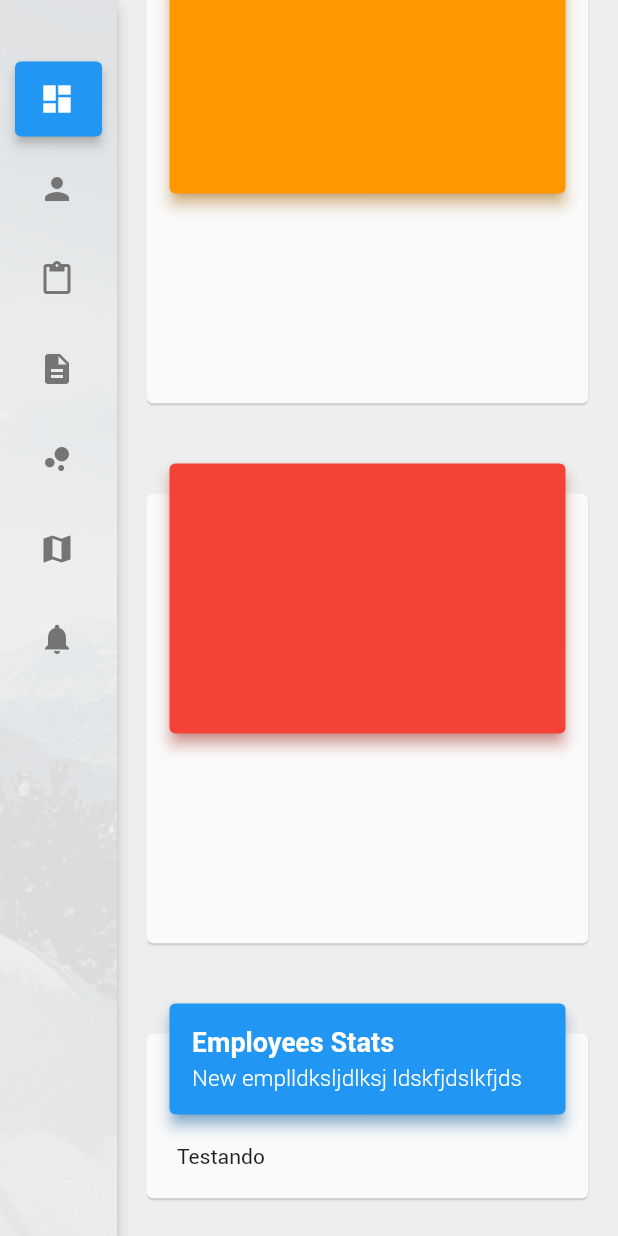
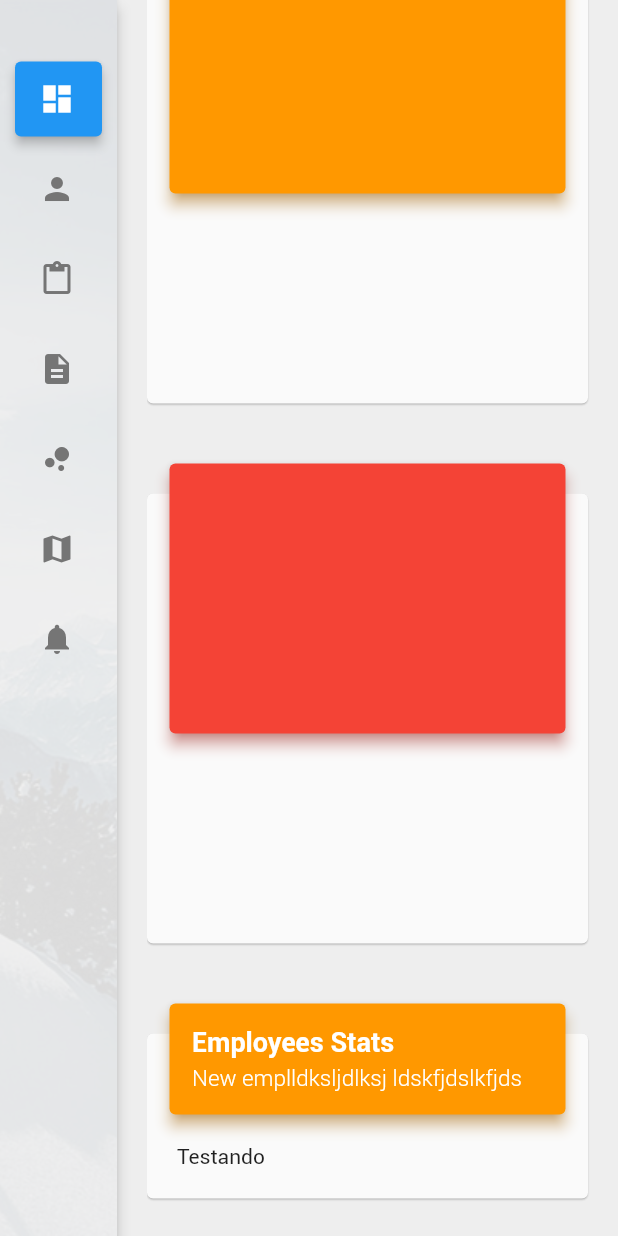
Before and after one commit to RafaelBarbosatec/CanaryAdminFlutter, a Flutter app: the screen it shows after launch, scrolled down 1152 dp, on a phone screen of 412 x 824 dp. Run offline on Flutter 3.47's test engine with Material 2 defaults, Android fonts, the phone set to English and light mode, and no system bars; our stand-ins replace charts_flutter.

Commit message:
adiciona color

```diff
--- a/lib/components/CardContentTitle.dart
+++ b/lib/components/CardContentTitle.dart
@@ -5,6 +5,7 @@ class CardContentTitle extends StatelessWidget {
   final String title;
   final String subtitle;
   final Color textColor;
+  final Color color;
   final Widget content;
 
   const CardContentTitle(
@@ -12,7 +13,7 @@ class CardContentTitle extends StatelessWidget {
       this.title = "",
       this.subtitle = "",
       this.content,
-      this.textColor = Colors.white})
+      this.textColor = Colors.white, this.color})
       : super(key: key);
 
   @override
@@ -38,7 +39,7 @@ class CardContentTitle extends StatelessWidget {
         ],
       ),
       content: content,
-      color: Theme.of(context).primaryColor,
+      color: color == null ? Theme.of(context).primaryColor: color,
     );
   }
 }
--- a/lib/pages/Dashboard.dart
+++ b/lib/pages/Dashboard.dart
@@ -96,6 +96,7 @@ class Dashboard extends StatelessWidget {
             title: "Employees Stats",
             subtitle: "New emplldksljdlksj ldskfjdslkfjds ",
             content: Text("Testando", style: Theme.of(context).textTheme.body1,),
+            color: Colors.orange,
           ),
           CardContentTab(
               [
```
